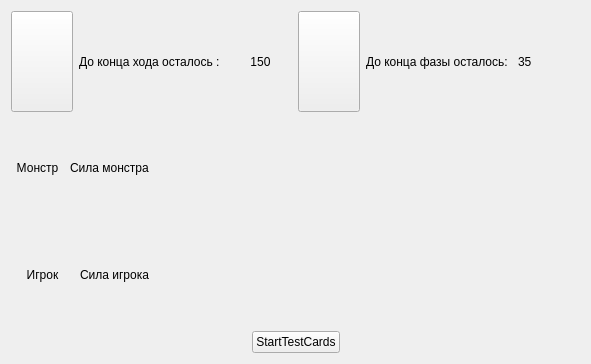
This is Nayda/battlefield.ui in Mar94oK/Nayda as Qt 5 draws it before an edit. The edited form follows.
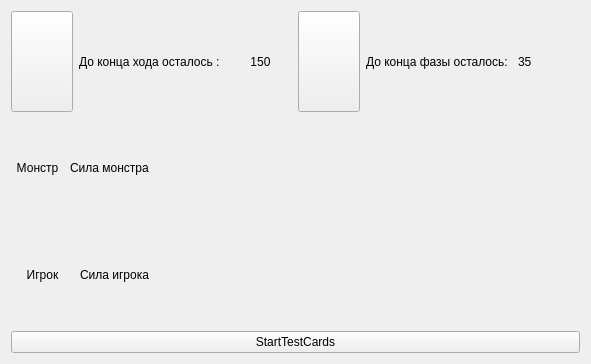
This is the edited form.

What changed in the file:
```diff
--- a/Nayda/battlefield.ui
+++ b/Nayda/battlefield.ui
@@ -18,23 +18,10 @@
     <layout class="QGridLayout" name="lyt_SpecialFunctions"/>
    </item>
    <item row="4" column="0" colspan="4">
-    <layout class="QHBoxLayout" name="dbgLayout" stretch="0,0,0">
+    <layout class="QHBoxLayout" name="dbgLayout" stretch="0">
      <property name="sizeConstraint">
       <enum>QLayout::SetMaximumSize</enum>
      </property>
-     <item>
-      <spacer name="horizontalSpacer">
-       <property name="orientation">
-        <enum>Qt::Horizontal</enum>
-       </property>
-       <property name="sizeHint" stdset="0">
-        <size>
-         <width>40</width>
-         <height>20</height>
-        </size>
-       </property>
-      </spacer>
-     </item>
      <item>
       <widget class="QPushButton" name="btnStartTestCards">
        <property name="text">
@@ -42,19 +29,6 @@
        </property>
       </widget>
      </item>
-     <item>
-      <spacer name="horizontalSpacer_2">
-       <property name="orientation">
-        <enum>Qt::Horizontal</enum>
-       </property>
-       <property name="sizeHint" stdset="0">
-        <size>
-         <width>40</width>
-         <height>20</height>
-        </size>
-       </property>
-      </spacer>
-     </item>
     </layout>
    </item>
    <item row="1" column="0" colspan="4">
```
